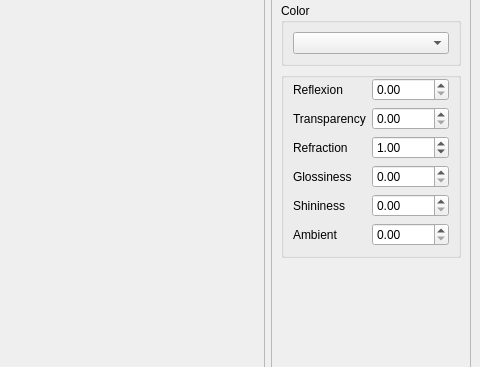
Above: Projects/GUI/Form/MainWindow.ui from Telokis/rayon before the change; both pictures show x 772 to 1252 and y 83 to 450 of the 1252 by 820 pixel window. Below: the same form after it.
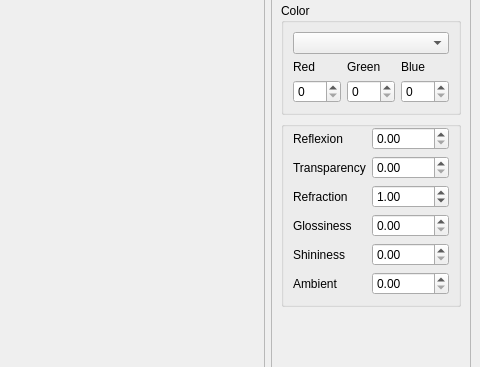
That is the form after the change.

Commit message: Skeleton for custom colors in GUI

What changed in the file:
```diff
--- a/Projects/GUI/Form/MainWindow.ui
+++ b/Projects/GUI/Form/MainWindow.ui
@@ -160,6 +160,84 @@
           <item>
            <widget class="QComboBox" name="colorComboBox"/>
           </item>
+          <item>
+           <widget class="QWidget" name="rgbContainer" native="true">
+            <layout class="QHBoxLayout" name="horizontalLayout_2">
+             <property name="spacing">
+              <number>6</number>
+             </property>
+             <property name="leftMargin">
+              <number>0</number>
+             </property>
+             <property name="topMargin">
+              <number>0</number>
+             </property>
+             <property name="rightMargin">
+              <number>0</number>
+             </property>
+             <property name="bottomMargin">
+              <number>0</number>
+             </property>
+             <item>
+              <layout class="QVBoxLayout" name="verticalLayout">
+               <item>
+                <widget class="QLabel" name="label">
+                 <property name="text">
+                  <string>Red</string>
+                 </property>
+                 <property name="alignment">
+                  <set>Qt::AlignBottom|Qt::AlignLeading|Qt::AlignLeft</set>
+                 </property>
+                </widget>
+               </item>
+               <item>
+                <widget class="QSpinBox" name="redSpinBox">
+                 <property name="maximum">
+                  <number>255</number>
+                 </property>
+                </widget>
+               </item>
+              </layout>
+             </item>
+             <item>
+              <layout class="QVBoxLayout" name="verticalLayout_2">
+               <item>
+                <widget class="QLabel" name="label_2">
+                 <property name="text">
+                  <string>Green</string>
+                 </property>
+                </widget>
+               </item>
+               <item>
+                <widget class="QSpinBox" name="greenSpinBox">
+                 <property name="maximum">
+                  <number>255</number>
+                 </property>
+                </widget>
+               </item>
+              </layout>
+             </item>
+             <item>
+              <layout class="QVBoxLayout" name="verticalLayout_4">
+               <item>
+                <widget class="QLabel" name="label_3">
+                 <property name="text">
+                  <string>Blue</string>
+                 </property>
+                </widget>
+               </item>
+               <item>
+                <widget class="QSpinBox" name="blueSpinBox">
+                 <property name="maximum">
+                  <number>255</number>
+                 </property>
+                </widget>
+               </item>
+              </layout>
+             </item>
+            </layout>
+           </widget>
+          </item>
          </layout>
         </widget>
        </item>
```
The commit also changes 1 other file.
